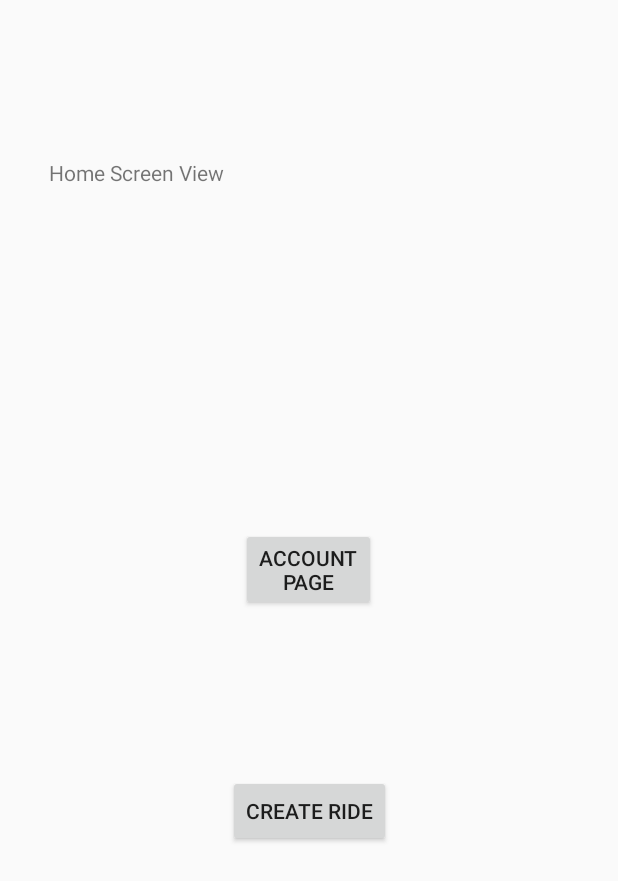
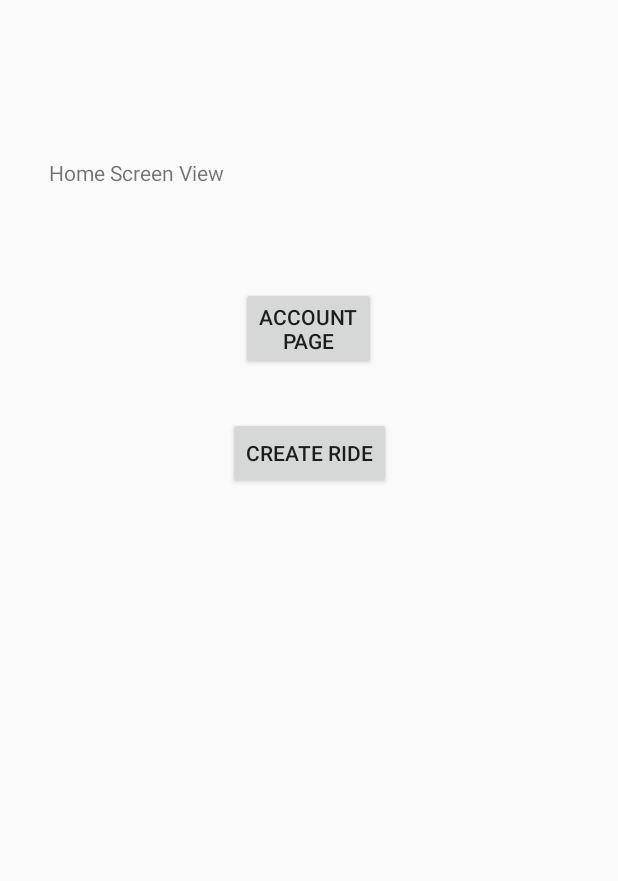
Before and after one commit to ssachnof/Carpooly, an Android app: the layout home_screen.xml on its own in the app's theme, with its tools: preview values and no code run, on a phone screen of 412 x 824 dp. Shown: the top 881 px of the screen. Run offline under Robolectric (Android 15) with nearby library versions, the phone set to English and light mode, and no system bars.

```diff
--- a/app/build.gradle
+++ b/app/build.gradle
@@ -27,7 +27,7 @@ dependencies {
     implementation 'com.google.firebase:firebase-auth:17.0.0'
     implementation 'com.google.firebase:firebase-core:16.0.9'
     implementation 'com.google.firebase:firebase-database:17.0.0'
-    'com.firebaseui:firebase-ui-storage:4.3.1'
+    implementation 'com.firebaseui:firebase-ui-storage:4.3.1'
     implementation 'com.google.firebase:firebase-storage:17.0.0'
     implementation 'com.google.firebase:firebase-database:17.0.0'
     implementation 'com.google.firebase:firebase-firestore:17.1.2'
--- a/app/src/main/AndroidManifest.xml
+++ b/app/src/main/AndroidManifest.xml
@@ -9,7 +9,6 @@
         android:roundIcon="@mipmap/ic_launcher_round"
         android:supportsRtl="true"
         android:theme="@style/AppTheme">
-        <activity android:name=".RideController"></activity>
         <activity android:name=".Controller.CreateRideActivity" />
         <activity
             android:name=".Controller.AccountControl"
--- a/app/src/main/java/com/example/carpooly/Controller/CreateRideActivity.java
+++ b/app/src/main/java/com/example/carpooly/Controller/CreateRideActivity.java
@@ -35,6 +35,7 @@ public class CreateRideActivity extends AppCompatActivity {
         SimpleDateFormat dateFormatter = new SimpleDateFormat("MM/dd/yyyy");
         EditText depDateField = ((EditText)findViewById(R.id.DepartureDate));
         EditText depTimeField = ((EditText)findViewById(R.id.DepartureTime));
+        final EditText destination = ((EditText) findViewById(R.id.DestinationCity));
 
         try {
             final Date departureDate = dateFormatter.parse(depDateField.getText().toString());
@@ -49,7 +50,7 @@ public class CreateRideActivity extends AppCompatActivity {
                 public void onSuccess(QuerySnapshot queryDocumentSnapshots) {
                     String driverName = (String)queryDocumentSnapshots.getDocuments().get(0).get("Name");
                     RideModel newRideModel = new RideModel(departureDate, departureTime, driverName,
-                            activityContext);
+                            destination.getText().toString(), activityContext);
                     newRideModel.write();
                 }
             });
--- a/app/src/main/res/layout/home_screen.xml
+++ b/app/src/main/res/layout/home_screen.xml
@@ -1,28 +1,30 @@
 <?xml version="1.0" encoding="utf-8"?>
-<android.support.constraint.ConstraintLayout xmlns:android="http://schemas.android.com/apk/res/android"
+<ScrollView xmlns:android="http://schemas.android.com/apk/res/android"
     xmlns:app="http://schemas.android.com/apk/res-auto"
     xmlns:tools="http://schemas.android.com/tools"
+    android:id="@+id/scrollView2"
+    android:layout_width="fill_parent"
+    android:layout_height="fill_parent">
+
+        <android.support.constraint.ConstraintLayout
             android:layout_width="match_parent"
-    android:layout_height="match_parent"
+            android:layout_height="wrap_content"
             tools:context=".Controller.DisplayHomeScreen">
 
                 <TextView
                     android:id="@+id/textView1"
-            android:layout_width="346dp"
-            android:layout_height="0dp"
-            android:layout_marginStart="8dp"
-            android:layout_marginLeft="8dp"
+                    android:layout_width="351dp"
+                    android:layout_height="52dp"
+                    android:layout_marginStart="32dp"
+                    android:layout_marginLeft="32dp"
                     android:layout_marginTop="105dp"
-            android:layout_marginEnd="8dp"
-            android:layout_marginRight="8dp"
-            android:layout_marginBottom="215dp"
+                    android:layout_marginEnd="28dp"
+                    android:layout_marginRight="28dp"
                     android:text="Home Screen View"
-            app:layout_constraintBottom_toTopOf="@+id/button2"
+                    app:layout_constraintBottom_toTopOf="@+id/scrollView2"
                     app:layout_constraintEnd_toEndOf="parent"
-            app:layout_constraintHorizontal_bias="0.489"
                     app:layout_constraintStart_toStartOf="parent"
-            app:layout_constraintTop_toTopOf="parent"
-            app:layout_constraintVertical_bias="0.142" />
+                    app:layout_constraintTop_toTopOf="parent" />
 
                 <Button
                     android:id="@+id/button"
@@ -49,23 +51,23 @@
                     app:layout_constraintBottom_toBottomOf="parent"
                     app:layout_constraintEnd_toEndOf="parent"
                     app:layout_constraintStart_toStartOf="parent"
-            app:layout_constraintTop_toBottomOf="@+id/textView1" />
+                    app:layout_constraintTop_toBottomOf="@+id/textView1"
+                    app:layout_constraintVertical_bias="0.664" />
 
                 <LinearLayout
                     android:id="@+id/RideDetails"
                     android:layout_width="398dp"
-            android:layout_height="108dp"
+                    android:layout_height="wrap_content"
                     android:layout_marginStart="6dp"
                     android:layout_marginLeft="6dp"
                     android:layout_marginTop="80dp"
                     android:layout_marginEnd="7dp"
                     android:layout_marginRight="7dp"
-            android:layout_marginBottom="71dp"
                     android:orientation="vertical"
-            app:layout_constraintBottom_toBottomOf="parent"
                     app:layout_constraintEnd_toEndOf="parent"
                     app:layout_constraintStart_toStartOf="parent"
                     app:layout_constraintTop_toBottomOf="@+id/button2"></LinearLayout>
 
 
         </android.support.constraint.ConstraintLayout>
+</ScrollView>
```
Also changed, not shown: app/src/main/java/com/example/carpooly/Controller/DisplayHomeScreen.java (+51 -8 lines), app/src/main/java/com/example/carpooly/Model/RideModel.java (+23 -4 lines), app/src/main/java/com/example/carpooly/RideController.java (deleted, +0 -13 lines), app/src/main/res/layout/activity_ride_controller.xml (deleted, +0 -20 lines). Lines whose indentation alone changed are shown as unchanged.
